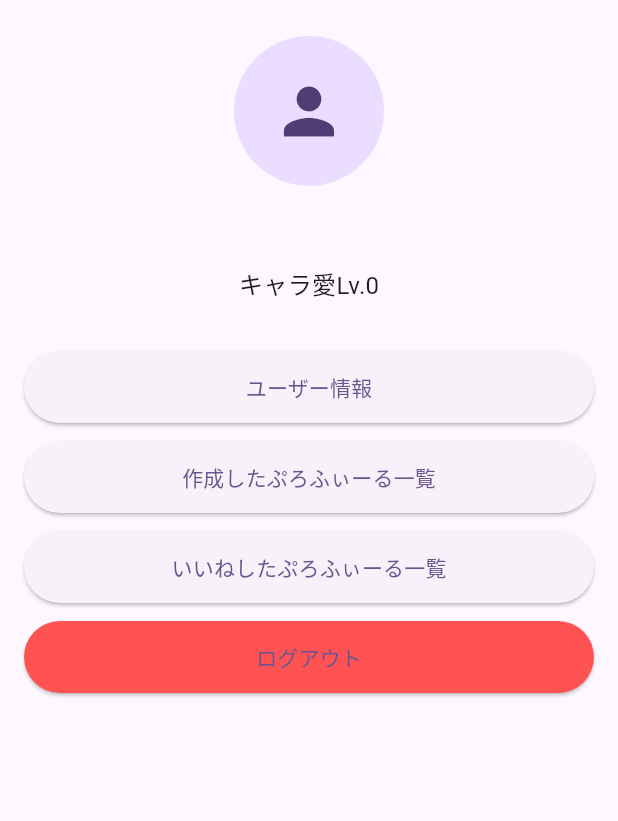
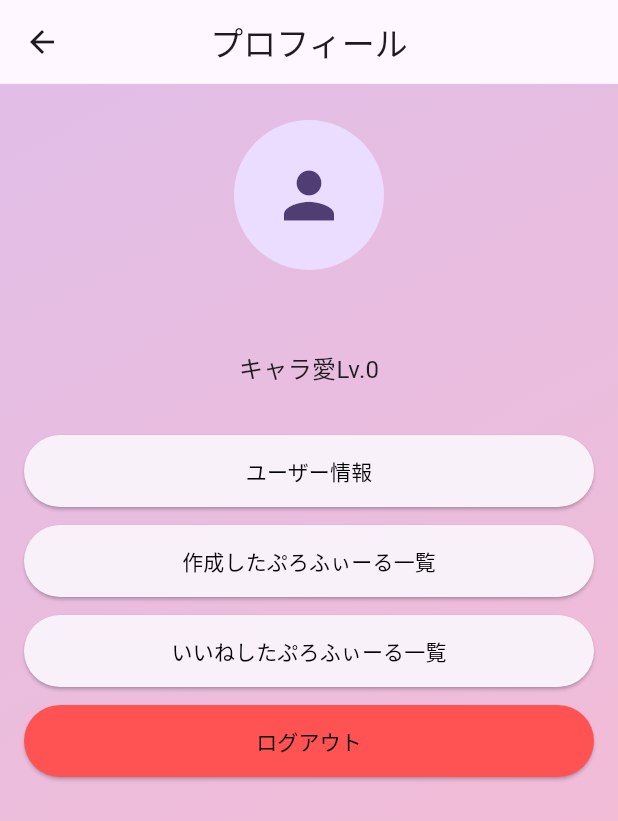
Before and after one commit to jyogi-web/geek2024_vol.22_1, a Flutter app: the UserProfileScreen screen opened directly, on a phone screen of 412 x 824 dp. Shown: the top 821 px of the screen. Run offline on Flutter 3.47's test engine with Material 3 defaults, Android fonts, the phone set to English and light mode, and no system bars; our stand-ins replace cloud_firestore, file_picker, firebase_auth, firebase_core, firebase_storage, flutter_chat_types and 4 more; accounts and stored records are empty.

Commit message:
UI修正

```diff
--- a/lib/ui/user/user_proflile_page.dart
+++ b/lib/ui/user/user_proflile_page.dart
@@ -19,7 +19,19 @@ class UserProfileScreen extends StatelessWidget {
     final UserModel? user = authViewModel.currentUser;
 
     return Scaffold(
-      body: SafeArea(
+      appBar: AppBar(
+        title: const Text('プロフィール'),
+        centerTitle: true,
+      ),
+      body: Container(
+        decoration: const BoxDecoration(
+          gradient: LinearGradient(
+            colors: [Color(0xFFE1BEE7), Color(0xFFF8BBD0)], // 薄い紫から薄いピンク
+            begin: Alignment.topLeft,
+            end: Alignment.bottomRight,
+          ),
+        ),
+        child: SafeArea(
           child: user != null
               ? Padding(
                   padding: const EdgeInsets.symmetric(horizontal: 16.0),
@@ -30,11 +42,12 @@ class UserProfileScreen extends StatelessWidget {
                       Center(
                         child: CircleAvatar(
                           radius: 50,
-                        backgroundImage:
-                            (user.photoURL != null && user.photoURL!.isNotEmpty)
+                          backgroundImage: (user.photoURL != null &&
+                                  user.photoURL!.isNotEmpty)
                               ? NetworkImage(user.photoURL!)
                               : null,
-                        child: (user.photoURL == null || user.photoURL!.isEmpty)
+                          child: (user.photoURL == null ||
+                                  user.photoURL!.isEmpty)
                               ? const Icon(Icons.person, size: 50)
                               : null,
                         ),
@@ -83,6 +96,7 @@ class UserProfileScreen extends StatelessWidget {
                       ElevatedButton(
                         style: ElevatedButton.styleFrom(
                           minimumSize: const Size.fromHeight(48),
+                          foregroundColor: Colors.black,
                         ),
                         onPressed: () {
                           Navigator.push(
@@ -97,6 +111,7 @@ class UserProfileScreen extends StatelessWidget {
                       ElevatedButton(
                         style: ElevatedButton.styleFrom(
                           minimumSize: const Size.fromHeight(48),
+                          foregroundColor: Colors.black,
                         ),
                         onPressed: () {
                           Navigator.push(
@@ -111,6 +126,7 @@ class UserProfileScreen extends StatelessWidget {
                       ElevatedButton(
                         style: ElevatedButton.styleFrom(
                           minimumSize: const Size.fromHeight(48),
+                          foregroundColor: Colors.black,
                         ),
                         onPressed: () {
                           Navigator.push(
@@ -126,6 +142,7 @@ class UserProfileScreen extends StatelessWidget {
                         style: ElevatedButton.styleFrom(
                           backgroundColor: Colors.redAccent,
                           minimumSize: const Size.fromHeight(48),
+                          foregroundColor: Colors.black,
                         ),
                         onPressed: () {
                           // ログアウト処理
@@ -146,12 +163,16 @@ class UserProfileScreen extends StatelessWidget {
                         onPressed: () {
                           Navigator.pushNamed(context, '/login');
                         },
+                        style: ElevatedButton.styleFrom(
+                          foregroundColor: Colors.black,
+                        ),
                         child: const Text('ログイン画面へ'),
                       ),
                     ],
                   ),
                 ),
         ),
+      ),
     );
   }
 }
```
Lines whose indentation alone changed are shown as unchanged.
